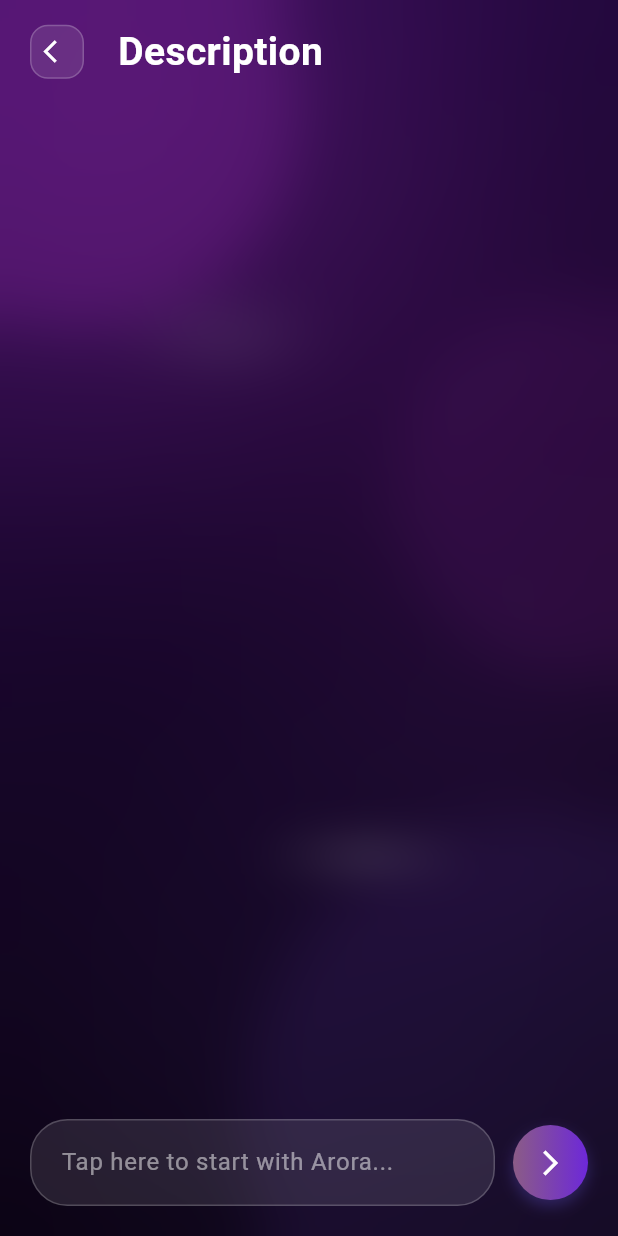
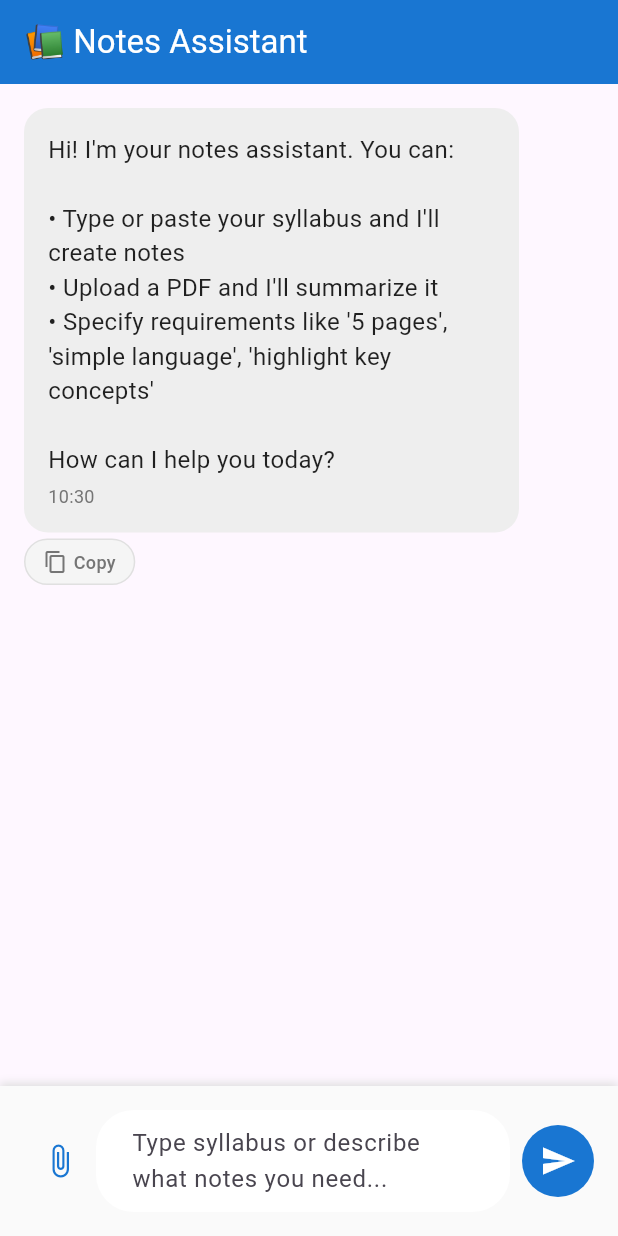
Before and after one commit to ArchitJain2702/Ai-agent, a Flutter app: the screen it shows after launch, on a phone screen of 412 x 824 dp. Run offline on Flutter 3.47's test engine with Material 3 defaults, Android fonts, the phone set to English and light mode, and no system bars; our stand-ins replace file_picker, shared_preferences.

Commit message:
did the basic implementation of the second feature notes maker

```diff
--- a/frontend/lib/main.dart
+++ b/frontend/lib/main.dart
@@ -2,6 +2,7 @@
 import 'package:flutter/material.dart';
 import 'package:frontend/screens/intropages/intro_page_1.dart';
 import 'package:frontend/screens/intropages/intro_page_2.dart';
+import 'package:frontend/screens/notesgenerator/notes_chatscreen.dart';
 import 'package:frontend/screens/signin_signup/signup_1.dart';
 import 'package:frontend/screens/signin_signup/signup_2.dart';
 import 'package:frontend/screens/youtbe_dis/youtube_dis.dart';
@@ -18,7 +19,7 @@ class MyApp extends StatelessWidget {
     return MaterialApp(
       title: 'Notes App',
       theme: ThemeData(primarySwatch: Colors.blue),
-      home: DisChatScreen(),
+      home: NotesChatScreen(),
     );
   }
 }
--- /dev/null
+++ b/frontend/lib/screens/notesgenerator/notes_chatscreen.dart
@@ -0,0 +1,363 @@
+// screens/notes_chat_screen.dart
+import 'package:flutter/material.dart';
+import 'package:flutter/services.dart'; // Add this import for clipboard
+import 'package:file_picker/file_picker.dart';
+import 'package:frontend/models/messages.dart';
+import 'package:frontend/services/discription_api.dart';
+import 'dart:io';
+
+class NotesChatScreen extends StatefulWidget {
+  @override
+  _NotesChatScreenState createState() => _NotesChatScreenState();
+}
+
+class _NotesChatScreenState extends State<NotesChatScreen> {
+  final TextEditingController _messageController = TextEditingController();
+  final ApiService _apiService = ApiService();
+  final List<Message> _messages = [];
+  final ScrollController _scrollController = ScrollController();
+  bool _isLoading = false;
+  File? _selectedPDF;
+
+  @override
+  void initState() {
+    super.initState();
+    _addWelcomeMessage();
+  }
+
+ void _addWelcomeMessage() {
+  setState(() {
+    _messages.add(Message(
+      id: DateTime.now().millisecondsSinceEpoch.toString(),
+      text: "Hi! I'm your notes assistant. You can:\n\n• Type or paste your syllabus and I'll create notes\n• Upload a PDF and I'll summarize it\n• Specify requirements like '5 pages', 'simple language', 'highlight key concepts'\n\nHow can I help you today?",
+      isUser: false,
+      timestamp: DateTime.now(),
+    ));
+  });
+}
+
+  void _pickPDF() async {
+    try {
+      final file = await _apiService.pickPDFFile();
+      if (file != null) {
+        setState(() {
+          _selectedPDF = file;
+        });
+
+        // Add message showing PDF selected
+        _addMessage("📄 PDF selected: ${file.path.split('/').last}", true);
+        _addMessage("Great! Now tell me how you'd like me to process this PDF. For example:\n• 'Summarize in 3 pages'\n• 'Create detailed notes with key concepts highlighted'\n• 'Make it simple for exam preparation'", false);
+      }
+    } catch (e) {
+      _showError('Failed to pick PDF: $e');
+    }
+  }
+
+  void _sendMessage() async {
+    final text = _messageController.text.trim();
+    if (text.isEmpty && _selectedPDF == null) return;
+
+    setState(() {
+      _isLoading = true;
+    });
+
+    try {
+      String response;
+
+      if (_selectedPDF != null) {
+        // Process PDF with user's requirements
+        _addMessage(text, true); // Add user's requirements message
+        _addMessage("🔄 Processing your PDF... This may take a moment.", false);
+
+        response = await _apiService.processPDFNotes(_selectedPDF!, text);
+
+        // Clear selected PDF after processing
+        setState(() {
+          _selectedPDF = null;
+        });
+      } else {
+        // Process text-based notes
+        _addMessage(text, true);
+        _addMessage("🔄 Creating notes from your content...", false);
+
+        response = await _apiService.processTextNotes(text, "Create comprehensive notes");
+      }
+
+      // Remove loading message and add AI response
+      setState(() {
+        if (_messages.isNotEmpty && _messages.last.text.contains("🔄")) {
+          _messages.removeLast();
+        }
+      });
+
+      _addMessage(response, false);
+
+    } catch (e) {
+      setState(() {
+        if (_messages.isNotEmpty && _messages.last.text.contains("🔄")) {
+          _messages.removeLast();
+        }
+      });
+      _showError('Error: $e');
+    } finally {
+      setState(() {
+        _isLoading = false;
+      });
+      _messageController.clear();
+    }
+  }
+
+  void _addMessage(String text, bool isUser) {
+    setState(() {
+      _messages.add(Message(
+        id: DateTime.now().millisecondsSinceEpoch.toString() + '_' + (_messages.length.toString()),
+        text: text,
+        isUser: isUser,
+        timestamp: DateTime.now(),
+      ));
+    });
+    _scrollToBottom();
+  }
+
+  void _scrollToBottom() {
+    WidgetsBinding.instance.addPostFrameCallback((_) {
+      if (_scrollController.hasClients) {
+        _scrollController.animateTo(
+          _scrollController.position.maxScrollExtent,
+          duration: Duration(milliseconds: 300),
+          curve: Curves.easeOut,
+        );
+      }
+    });
+  }
+
+  void _showError(String error) {
+    _addMessage("❌ $error", false);
+  }
+
+  // New method to copy message to clipboard
+  void _copyToClipboard(String text) async {
+    await Clipboard.setData(ClipboardData(text: text));
+
+    // Show a snackbar to confirm copy
+    ScaffoldMessenger.of(context).showSnackBar(
+      SnackBar(
+        content: Row(
+          children: [
+            Icon(Icons.check_circle, color: Colors.white, size: 20),
+            SizedBox(width: 8),
+            Text('Message copied to clipboard'),
+          ],
+        ),
+        backgroundColor: Colors.green,
+        duration: Duration(seconds: 2),
+        behavior: SnackBarBehavior.floating,
+        shape: RoundedRectangleBorder(borderRadius: BorderRadius.circular(8)),
+      ),
+    );
+  }
+
+  @override
+  Widget build(BuildContext context) {
+    return Scaffold(
+      appBar: AppBar(
+        title: Text('📚 Notes Assistant'),
+        backgroundColor: Colors.blue.shade700,
+        foregroundColor: Colors.white,
+      ),
+      body: Column(
+        children: [
+          // PDF Selection indicator
+          if (_selectedPDF != null)
+            Container(
+              width: double.infinity,
+              padding: EdgeInsets.all(12),
+              color: Colors.blue.shade50,
+              child: Row(
+                children: [
+                  Icon(Icons.picture_as_pdf, color: Colors.red),
+                  SizedBox(width: 8),
+                  Expanded(
+                    child: Text(
+                      'PDF selected: ${_selectedPDF!.path.split('/').last}',
+                      style: TextStyle(fontWeight: FontWeight.w500),
+                    ),
+                  ),
+                  IconButton(
+                    icon: Icon(Icons.close),
+                    onPressed: () => setState(() => _selectedPDF = null),
+                  ),
+                ],
+              ),
+            ),
+
+          // Chat messages
+          Expanded(
+            child: ListView.builder(
+              controller: _scrollController,
+              padding: EdgeInsets.all(16),
+              itemCount: _messages.length,
+              itemBuilder: (context, index) {
+                final message = _messages[index];
+                return _buildMessageBubble(message);
+              },
+            ),
+          ),
+
+          // Input area
+          Container(
+            padding: EdgeInsets.all(16),
+            decoration: BoxDecoration(
+              color: Colors.grey.shade50,
+              boxShadow: [
+                BoxShadow(
+                  color: Colors.grey.shade300,
+                  blurRadius: 4,
+                  offset: Offset(0, -2),
+                ),
+              ],
+            ),
+            child: Row(
+              children: [
+                // PDF upload button
+                IconButton(
+                  icon: Icon(Icons.attach_file, color: Colors.blue.shade700),
+                  onPressed: _isLoading ? null : _pickPDF,
+                  tooltip: 'Upload PDF',
+                ),
+
+                // Text input
+                Expanded(
+                  child: TextField(
+                    controller: _messageController,
+                    decoration: InputDecoration(
+                      hintText: _selectedPDF != null
+                          ? 'How should I process this PDF?'
+                          : 'Type syllabus or describe what notes you need...',
+                      border: OutlineInputBorder(
+                        borderRadius: BorderRadius.circular(25),
+                        borderSide: BorderSide.none,
+                      ),
+                      filled: true,
+                      fillColor: Colors.white,
+                      contentPadding: EdgeInsets.symmetric(horizontal: 20, vertical: 10),
+                    ),
+                    maxLines: null,
+                    textCapitalization: TextCapitalization.sentences,
+                  ),
+                ),
+
+                SizedBox(width: 8),
+
+                // Send button
+                Container(
+                  decoration: BoxDecoration(
+                    color: Colors.blue.shade700,
+                    shape: BoxShape.circle,
+                  ),
+                  child: IconButton(
+                    icon: _isLoading
+                        ? SizedBox(
+                            width: 20,
+                            height: 20,
+                            child: CircularProgressIndicator(
+                              strokeWidth: 2,
+                              valueColor: AlwaysStoppedAnimation<Color>(Colors.white),
+                            ),
+                          )
+                        : Icon(Icons.send, color: Colors.white),
+                    onPressed: _isLoading ? null : _sendMessage,
+                  ),
+                ),
+              ],
+            ),
+          ),
+        ],
+      ),
+    );
+  }
+
+  Widget _buildMessageBubble(Message message) {
+    return Align(
+      alignment: message.isUser ? Alignment.centerRight : Alignment.centerLeft,
+      child: Container(
+        margin: EdgeInsets.only(
+          bottom: 12,
+          left: message.isUser ? 50 : 0,
+          right: message.isUser ? 0 : 50,
+        ),
+        child: Column(
+          crossAxisAlignment: message.isUser
+              ? CrossAxisAlignment.end
+              : CrossAxisAlignment.start,
+          children: [
+            Container(
+              padding: EdgeInsets.all(16),
+              decoration: BoxDecoration(
+                color: message.isUser ? Colors.blue.shade700 : Colors.grey.shade200,
+                borderRadius: BorderRadius.circular(16),
+              ),
+              child: Column(
+                crossAxisAlignment: CrossAxisAlignment.start,
+                children: [
+                  Text(
+                    message.text,
+                    style: TextStyle(
+                      color: message.isUser ? Colors.white : Colors.black87,
+                      fontSize: 16,
+                    ),
+                  ),
+                  SizedBox(height: 4),
+                  Text(
+                    '${message.timestamp.hour.toString().padLeft(2, '0')}:${message.timestamp.minute.toString().padLeft(2, '0')}',
+                    style: TextStyle(
+                      color: message.isUser ? Colors.white70 : Colors.grey.shade600,
+                      fontSize: 12,
+                    ),
+                  ),
+                ],
+              ),
+            ),
+
+            // Copy button for AI messages only
+            if (!message.isUser && !message.text.contains("🔄") && !message.text.contains("❌"))
+              Container(
+                margin: EdgeInsets.only(top: 4),
+                child: InkWell(
+                  onTap: () => _copyToClipboard(message.text),
+                  borderRadius: BorderRadius.circular(16),
+                  child: Container(
+                    padding: EdgeInsets.symmetric(horizontal: 12, vertical: 6),
+                    decoration: BoxDecoration(
+                      color: Colors.grey.shade100,
+                      borderRadius: BorderRadius.circular(16),
+                      border: Border.all(color: Colors.grey.shade300),
+                    ),
+                    child: Row(
+                      mainAxisSize: MainAxisSize.min,
+                      children: [
+                        Icon(
+                          Icons.copy,
+                          size: 16,
+                          color: Colors.grey.shade600,
+                        ),
+                        SizedBox(width: 4),
+                        Text(
+                          'Copy',
+                          style: TextStyle(
+                            color: Colors.grey.shade600,
+                            fontSize: 12,
+                            fontWeight: FontWeight.w500,
+                          ),
+                        ),
+                      ],
+                    ),
+                  ),
+                ),
+              ),
+          ],
+        ),
+      ),
+    );
+  }
+}
--- a/frontend/lib/services/discription_api.dart
+++ b/frontend/lib/services/discription_api.dart
@@ -1,12 +1,15 @@
 // lib/services/api_service.dart
 import 'dart:convert';
-//import 'package:http/http.dart' as http;
+import 'dart:io';
 import 'package:frontend/services/base_url.dart';
 import 'package:http/http.dart' as http;
 import 'package:shared_preferences/shared_preferences.dart';
+import 'package:file_picker/file_picker.dart';
 import '../../models/messages.dart';
 
 class ApiService {
+
+  // ============ EXISTING YOUTUBE FUNCTIONALITY ============
 
   Future<String> processMessage(String message) async {
     try {
@@ -56,4 +59,165 @@ class ApiService {
       print('Error saving chat history: $e');
     }
   }
+
+  // ============ NEW NOTES FUNCTIONALITY ============
+
+  /// Process text-based notes from syllabus or any text content
+  /// [content] - The text content (syllabus, topics, etc.)
+  /// [preferences] - User requirements like "5 pages", "highlight key concepts", etc.
+  Future<String> processTextNotes(String content, String preferences) async {
+    try {
+      print('📝 Sending text notes request...');
+      print('Content length: ${content.length} characters');
+      print('Preferences: $preferences');
+
+      final response = await http.post(
+        Uri.parse('$baseUrl/notes/process'),
+        headers: {'Content-Type': 'application/json'},
+        body: jsonEncode({
+          'content': content,
+          'preferences': preferences,
+          'contentType': 'syllabus'
+        }),
+      );
+
+      print('📊 Notes response status: ${response.statusCode}');
+      print('📦 Notes response body: ${response.body}');
+
+      if (response.statusCode == 200) {
+        final data = jsonDecode(response.body);
+        return data['notes'] ?? 'No notes generated';
+      } else {
+        final errorData = jsonDecode(response.body);
+        throw Exception('Failed to process notes: ${errorData['error'] ?? 'Unknown error'}');
+      }
+    } catch (e) {
+      print('❌ Text notes error: $e');
+      throw Exception('Network error: $e');
+    }
+  }
+
+  /// Upload and process PDF file to generate notes
+  /// [pdfFile] - The PDF file to process
+  /// [preferences] - User requirements for the notes
+  Future<String> processPDFNotes(File pdfFile, String preferences) async {
+    try {
+      print('📄 Uploading PDF: ${pdfFile.path}');
+      print('File size: ${await pdfFile.length()} bytes');
+      print('Preferences: $preferences');
+
+      // Create multipart request for file upload
+      var request = http.MultipartRequest(
+        'POST',
+        Uri.parse('$baseUrl/notes/upload'),
+      );
+
+      // Add the PDF file
+      request.files.add(
+        await http.MultipartFile.fromPath(
+          'pdf', // This must match the multer field name in backend
+          pdfFile.path,
+          // Optionally specify content type
+          // contentType: MediaType('application', 'pdf'),
+        )
+      );
+
+      // Add user preferences as a form field
+      request.fields['preferences'] = preferences;
+
+      print('🚀 Sending PDF upload request...');
+
+      // Send the request
+      final streamedResponse = await request.send();
+      final response = await http.Response.fromStream(streamedResponse);
+
+      print('📊 PDF response status: ${response.statusCode}');
+      print('📦 PDF response body: ${response.body}');
+
+      if (response.statusCode == 200) {
+        final data = jsonDecode(response.body);
+        return data['notes'] ?? 'No notes generated from PDF';
+      } else {
+        final errorData = jsonDecode(response.body);
+        throw Exception('Failed to process PDF: ${errorData['error'] ?? 'Unknown error'}');
+      }
+    } catch (e) {
+      print('❌ PDF processing error: $e');
+      throw Exception('PDF processing error: $e');
+    }
+  }
+
+  /// Pick a PDF file from device storage
+  /// Returns the selected File or null if cancelled
+  Future<File?> pickPDFFile() async {
+    try {
+      print('📁 Opening file picker for PDF...');
+
+      FilePickerResult? result = await FilePicker.platform.pickFiles(
+        type: FileType.custom,
+        allowedExtensions: ['pdf'], // Only allow PDF files
+        allowMultiple: false, // Single file selection
+      );
+
+      if (result != null && result.files.isNotEmpty) {
+        final filePath = result.files.single.path;
+        if (filePath != null) {
+          final file = File(filePath);
+          print('✅ PDF selected: ${file.path}');
+          print('File size: ${await file.length()} bytes');
+          return file;
+        }
+      }
+
+      print('❌ No PDF file selected');
+      return null;
+    } catch (e) {
+      print('❌ File picker error: $e');
+      throw Exception('Failed to pick PDF file: $e');
+    }
+  }
+
+  /// Get notes chat history (separate from YouTube chat)
+  /// This keeps notes and YouTube descriptions separate
+  Future<List<Message>> getNotesHistory() async {
+    try {
+      final prefs = await SharedPreferences.getInstance();
+      final historyJson = prefs.getStringList('notes_history') ?? [];
+
+      return historyJson
+          .map((json) => Message.fromJson(jsonDecode(json)))
+          .toList();
+    } catch (e) {
+      return [];
+    }
+  }
+
+  /// Save notes chat history separately
+  Future<void> saveNotesHistory(List<Message> messages) async {
+    try {
+      final prefs = await SharedPreferences.getInstance();
+      final last20 = messages.length > 20
+          ? messages.sublist(messages.length - 20)
+          : messages;
+
+      final historyJson = last20
+          .map((message) => jsonEncode(message.toJson()))
+          .toList();
+
+      await prefs.setStringList('notes_history', historyJson);
+    } catch (e) {
+      print('Error saving notes history: $e');
+    }
+  }
+
+  /// Test connection to notes service
+  Future<bool> testNotesConnection() async {
+    try {
+      final response = await http.get(Uri.parse('$baseUrl/notes/health'));
+      return response.statusCode == 200;
+    } catch (e) {
+      print('Notes service connection test failed: $e');
+      return false;
+    }
+  }
 }
--- a/frontend/pubspec.yaml
+++ b/frontend/pubspec.yaml
@@ -35,6 +35,7 @@ dependencies:
   # Use with the CupertinoIcons class for iOS style icons.
   cupertino_icons: ^1.0.8
   http: ^1.2.1
+  file_picker: ^6.1.1
 
 dev_dependencies:
   flutter_test:
```
Also changed, not shown: frontend/pubspec.lock, 7 other files.
